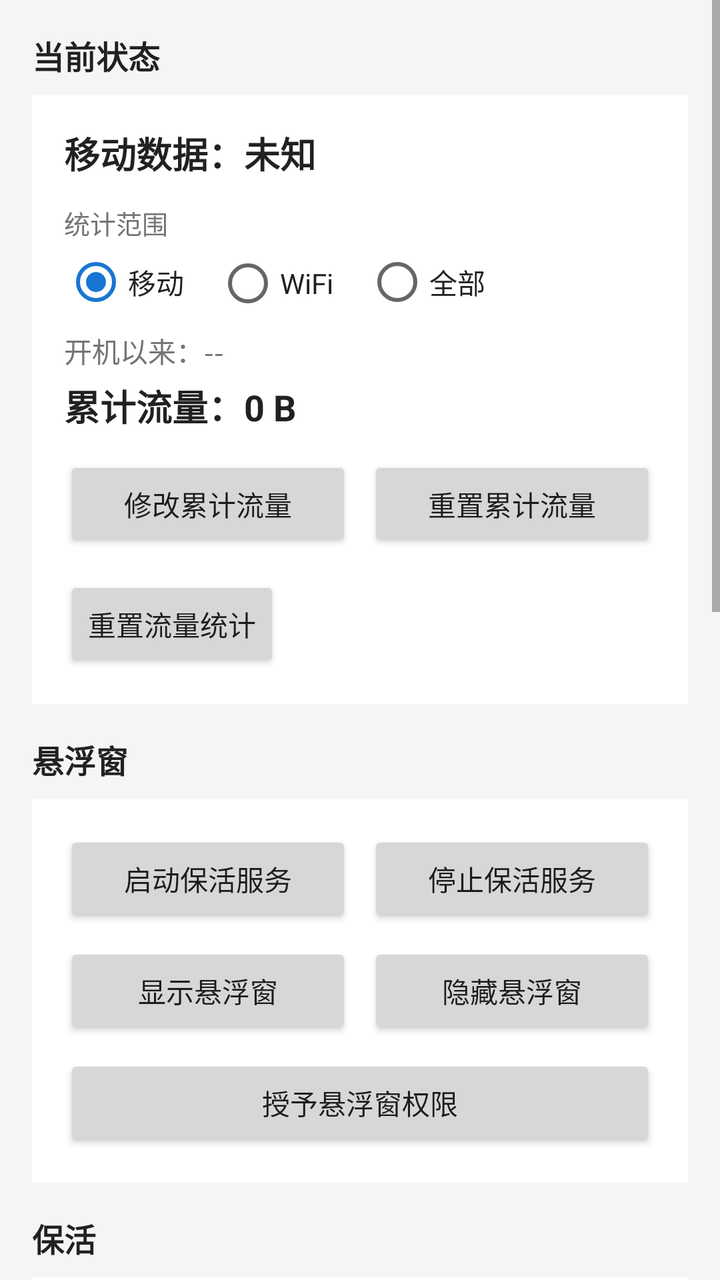
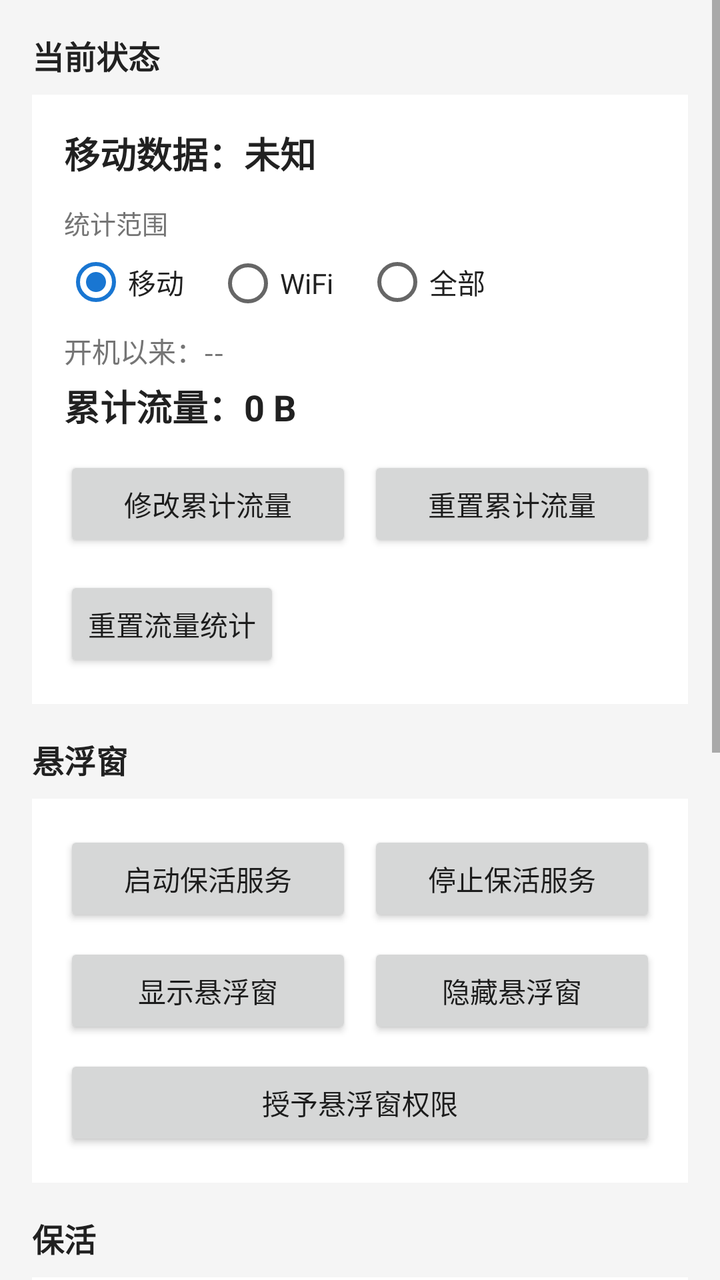

Screens rendered from an Android XML layout before and after an edit, with the pre-edit source and the edit as a unified diff.
<!-- AndroidManifest.xml: application theme Theme.MobileDataNotifier -->
<!-- res/layout/activity_main.xml -->
<?xml version="1.0" encoding="utf-8"?>
<ScrollView xmlns:android="http://schemas.android.com/apk/res/android"
    android:layout_width="match_parent"
    android:layout_height="match_parent"
    android:fillViewport="true"
    android:background="@color/bg_main">

    <LinearLayout
        android:layout_width="match_parent"
        android:layout_height="wrap_content"
        android:orientation="vertical"
        android:padding="16dp">

        
        <TextView
            android:layout_width="wrap_content"
            android:layout_height="wrap_content"
            android:text="@string/status_title"
            android:textStyle="bold"
            android:textSize="16sp"
            android:textColor="@color/text_primary"
            android:layout_marginBottom="8dp" />

        <LinearLayout
            android:layout_width="match_parent"
            android:layout_height="wrap_content"
            android:orientation="vertical"
            android:background="@color/card_bg"
            android:padding="16dp"
            android:layout_marginBottom="16dp">

            <TextView
                android:id="@+id/tv_data_state"
                android:layout_width="wrap_content"
                android:layout_height="wrap_content"
                android:text="@string/data_state_unknown"
                android:textSize="18sp"
                android:textStyle="bold"
                android:textColor="@color/text_primary" />

            <TextView
                android:layout_width="wrap_content"
                android:layout_height="wrap_content"
                android:layout_marginTop="12dp"
                android:text="@string/traffic_scope_title"
                android:textColor="@color/text_secondary"
                android:textSize="13sp" />

            <RadioGroup
                android:id="@+id/rg_traffic_scope"
                android:layout_width="match_parent"
                android:layout_height="wrap_content"
                android:layout_marginTop="4dp"
                android:orientation="horizontal">

                <RadioButton
                    android:id="@+id/rb_scope_mobile"
                    android:layout_width="wrap_content"
                    android:layout_height="wrap_content"
                    android:checked="true"
                    android:text="@string/traffic_scope_mobile"
                    android:textColor="@color/text_primary" />

                <RadioButton
                    android:id="@+id/rb_scope_wifi"
                    android:layout_width="wrap_content"
                    android:layout_height="wrap_content"
                    android:layout_marginStart="16dp"
                    android:text="@string/traffic_scope_wifi"
                    android:textColor="@color/text_primary" />

                <RadioButton
                    android:id="@+id/rb_scope_all"
                    android:layout_width="wrap_content"
                    android:layout_height="wrap_content"
                    android:layout_marginStart="16dp"
                    android:text="@string/traffic_scope_all"
                    android:textColor="@color/text_primary" />
            </RadioGroup>

            <TextView
                android:id="@+id/tv_usage_boot"
                android:layout_width="wrap_content"
                android:layout_height="wrap_content"
                android:text="@string/usage_since_boot"
                android:layout_marginTop="8dp"
                android:textColor="@color/text_secondary" />

            <TextView
                android:id="@+id/tv_usage_cumulative"
                android:layout_width="wrap_content"
                android:layout_height="wrap_content"
                android:text="@string/usage_cumulative"
                android:layout_marginTop="4dp"
                android:textSize="18sp"
                android:textStyle="bold"
                android:textColor="@color/text_primary" />

            <LinearLayout
                android:layout_width="match_parent"
                android:layout_height="wrap_content"
                android:orientation="horizontal"
                android:layout_marginTop="12dp">

                <Button
                    android:id="@+id/btn_edit_cumulative"
                    android:layout_width="0dp"
                    android:layout_weight="1"
                    android:layout_height="wrap_content"
                    android:text="@string/edit_cumulative"
                    android:textAllCaps="false" />

                <Button
                    android:id="@+id/btn_reset_cumulative"
                    android:layout_width="0dp"
                    android:layout_weight="1"
                    android:layout_height="wrap_content"
                    android:layout_marginStart="8dp"
                    android:text="@string/reset_cumulative"
                    android:textAllCaps="false" />
            </LinearLayout>

            <Button
                android:id="@+id/btn_reset_usage"
                android:layout_width="wrap_content"
                android:layout_height="wrap_content"
                android:text="@string/reset_usage"
                android:layout_marginTop="12dp"
                android:textAllCaps="false" />
        </LinearLayout>

        
        <TextView
            android:layout_width="wrap_content"
            android:layout_height="wrap_content"
            android:text="@string/overlay_title"
            android:textStyle="bold"
            android:textSize="16sp"
            android:textColor="@color/text_primary"
            android:layout_marginBottom="8dp" />

        <LinearLayout
            android:layout_width="match_parent"
            android:layout_height="wrap_content"
            android:orientation="vertical"
            android:background="@color/card_bg"
            android:padding="16dp"
            android:layout_marginBottom="16dp">

            <LinearLayout
                android:layout_width="match_parent"
                android:layout_height="wrap_content"
                android:orientation="horizontal">

                <Button
                    android:id="@+id/btn_start_service"
                    android:layout_width="0dp"
                    android:layout_weight="1"
                    android:layout_height="wrap_content"
                    android:text="@string/start_service"
                    android:textAllCaps="false" />

                <Button
                    android:id="@+id/btn_stop_service"
                    android:layout_width="0dp"
                    android:layout_weight="1"
                    android:layout_marginStart="8dp"
                    android:layout_height="wrap_content"
                    android:text="@string/stop_service"
                    android:textAllCaps="false" />
            </LinearLayout>

            <LinearLayout
                android:layout_width="match_parent"
                android:layout_height="wrap_content"
                android:orientation="horizontal"
                android:layout_marginTop="8dp">

                <Button
                    android:id="@+id/btn_show_overlay"
                    android:layout_width="0dp"
                    android:layout_weight="1"
                    android:layout_height="wrap_content"
                    android:text="@string/show_overlay"
                    android:textAllCaps="false" />

                <Button
                    android:id="@+id/btn_hide_overlay"
                    android:layout_width="0dp"
                    android:layout_weight="1"
                    android:layout_marginStart="8dp"
                    android:layout_height="wrap_content"
                    android:text="@string/hide_overlay"
                    android:textAllCaps="false" />
            </LinearLayout>

            <Button
                android:id="@+id/btn_grant_overlay"
                android:layout_width="match_parent"
                android:layout_height="wrap_content"
                android:text="@string/grant_overlay"
                android:layout_marginTop="8dp"
                android:textAllCaps="false" />
        </LinearLayout>

        
        <TextView
            android:layout_width="wrap_content"
            android:layout_height="wrap_content"
            android:text="@string/keepalive_title"
            android:textStyle="bold"
            android:textSize="16sp"
            android:textColor="@color/text_primary"
            android:layout_marginBottom="8dp" />

        <LinearLayout
            android:layout_width="match_parent"
            android:layout_height="wrap_content"
            android:orientation="vertical"
            android:background="@color/card_bg"
            android:padding="16dp"
            android:layout_marginBottom="16dp">

            <Button
                android:id="@+id/btn_battery_whitelist"
                android:layout_width="match_parent"
                android:layout_height="wrap_content"
                android:text="@string/battery_whitelist"
                android:textAllCaps="false" />

            <TextView
                android:id="@+id/tv_keepalive_hint"
                android:layout_width="match_parent"
                android:layout_height="wrap_content"
                android:layout_marginTop="8dp"
                android:text="@string/keepalive_hint"
                android:textColor="@color/text_secondary"
                android:textSize="13sp" />

            <Button
                android:id="@+id/btn_autostart"
                android:layout_width="match_parent"
                android:layout_height="wrap_content"
                android:layout_marginTop="8dp"
                android:text="@string/open_autostart"
                android:textAllCaps="false" />

            <Button
                android:id="@+id/btn_background"
                android:layout_width="match_parent"
                android:layout_height="wrap_content"
                android:layout_marginTop="8dp"
                android:text="@string/open_background"
                android:textAllCaps="false" />

            <Button
                android:id="@+id/btn_bg_popup"
                android:layout_width="match_parent"
                android:layout_height="wrap_content"
                android:layout_marginTop="8dp"
                android:text="@string/open_bg_popup"
                android:textAllCaps="false" />

            <TextView
                android:id="@+id/tv_battery_status"
                android:layout_width="wrap_content"
                android:layout_height="wrap_content"
                android:layout_marginTop="8dp"
                android:textColor="@color/text_secondary" />

            <TextView
                android:id="@+id/tv_usage_access"
                android:layout_width="wrap_content"
                android:layout_height="wrap_content"
                android:layout_marginTop="4dp"
                android:textColor="@color/text_secondary"
                android:textSize="13sp" />

            <TextView
                android:layout_width="match_parent"
                android:layout_height="wrap_content"
                android:layout_marginTop="4dp"
                android:text="@string/usage_access_hint"
                android:textColor="@color/text_secondary"
                android:textSize="12sp" />
        </LinearLayout>

        
        <TextView
            android:layout_width="wrap_content"
            android:layout_height="wrap_content"
            android:text="@string/schedule_title"
            android:textStyle="bold"
            android:textSize="16sp"
            android:textColor="@color/text_primary"
            android:layout_marginBottom="8dp" />

        <LinearLayout
            android:layout_width="match_parent"
            android:layout_height="wrap_content"
            android:orientation="vertical"
            android:background="@color/card_bg"
            android:padding="16dp"
            android:layout_marginBottom="16dp">

            <TextView
                android:layout_width="match_parent"
                android:layout_height="wrap_content"
                android:text="@string/schedule_note"
                android:textColor="@color/text_secondary"
                android:textSize="13sp"
                android:layout_marginBottom="12dp" />

            <TextView
                android:id="@+id/tv_no_periods"
                android:layout_width="wrap_content"
                android:layout_height="wrap_content"
                android:text="@string/no_periods"
                android:textColor="@color/text_secondary"
                android:layout_marginBottom="8dp" />

            <LinearLayout
                android:id="@+id/periods_container"
                android:layout_width="match_parent"
                android:layout_height="wrap_content"
                android:orientation="vertical" />

            <Button
                android:id="@+id/btn_add_period"
                android:layout_width="match_parent"
                android:layout_height="wrap_content"
                android:text="@string/add_period"
                android:layout_marginTop="8dp"
                android:textAllCaps="false" />
        </LinearLayout>

    </LinearLayout>
</ScrollView>
<!-- resources referenced by this layout -->
<resources>
  <color name="bg_main">#FFF5F5F5</color>
  <color name="card_bg">#FFFFFFFF</color>
  <color name="text_primary">#FF212121</color>
  <color name="text_secondary">#FF757575</color>
  <string name="add_period">+ 添加时段</string>
  <string name="battery_whitelist">加入电池优化白名单</string>
  <string name="data_state_unknown">移动数据：未知</string>
  <string name="edit_cumulative">修改累计流量</string>
  <string name="grant_overlay">授予悬浮窗权限</string>
  <string name="hide_overlay">隐藏悬浮窗</string>
  <string name="keepalive_hint">ColorOS「清除全部」会强杀未锁定的应用。请先在最近任务里下拉锁定本应用，并打开自启动、后台运行、后台弹出界面。</string>
  <string name="keepalive_title">保活</string>
  <string name="no_periods">尚未添加任何时段</string>
  <string name="open_autostart">打开自启动设置</string>
  <string name="open_background">打开后台运行设置</string>
  <string name="open_bg_popup">打开后台弹出界面</string>
  <string name="overlay_title">悬浮窗</string>
  <string name="reset_cumulative">重置累计流量</string>
  <string name="reset_usage">重置流量统计</string>
  <string name="schedule_note">说明：本机未 Root，系统不允许 App 直接开关移动数据。\n到点时将弹出带声音与震动的提醒通知，您可在通知里点\"关闭数据\"跳转设置页手动关闭。</string>
  <string name="schedule_title">定时关闭</string>
  <string name="show_overlay">显示悬浮窗</string>
  <string name="start_service">启动保活服务</string>
  <string name="status_title">当前状态</string>
  <string name="stop_service">停止保活服务</string>
  <string name="traffic_scope_all">全部</string>
  <string name="traffic_scope_mobile">移动</string>
  <string name="traffic_scope_title">统计范围</string>
  <string name="traffic_scope_wifi">WiFi</string>
  <string name="usage_access_hint">需要此权限才能读取移动网络流量。ColorOS：设置 → 隐私 → 权限隐私 / 其他权限 → 使用情况访问；列表里搜「移动数据通知器」。</string>
  <string name="usage_cumulative">累计流量：0 B</string>
  <string name="usage_since_boot">开机以来：--</string>
  <style name="Theme.MobileDataNotifier" parent="@android:style/Theme.Material.Light.DarkActionBar">
          <item name="android:colorPrimary">@color/accent</item>
          <item name="android:colorPrimaryDark">@color/accent_dark</item>
          <item name="android:colorAccent">@color/accent</item>
          <item name="android:windowBackground">@color/bg_main</item>
      </style>
  <color name="accent">#FF1976D2</color>
  <color name="accent_dark">#FF0D47A1</color>
</resources>

<!-- the commit's change to res/layout/activity_main.xml (unified diff, before → after) -->
@@ -286,53 +286,6 @@
         </LinearLayout>
 
         
-        <TextView
-            android:layout_width="wrap_content"
-            android:layout_height="wrap_content"
-            android:text="@string/schedule_title"
-            android:textStyle="bold"
-            android:textSize="16sp"
-            android:textColor="@color/text_primary"
-            android:layout_marginBottom="8dp" />
-
-        <LinearLayout
-            android:layout_width="match_parent"
-            android:layout_height="wrap_content"
-            android:orientation="vertical"
-            android:background="@color/card_bg"
-            android:padding="16dp"
-            android:layout_marginBottom="16dp">
-
-            <TextView
-                android:layout_width="match_parent"
-                android:layout_height="wrap_content"
-                android:text="@string/schedule_note"
-                android:textColor="@color/text_secondary"
-                android:textSize="13sp"
-                android:layout_marginBottom="12dp" />
-
-            <TextView
-                android:id="@+id/tv_no_periods"
-                android:layout_width="wrap_content"
-                android:layout_height="wrap_content"
-                android:text="@string/no_periods"
-                android:textColor="@color/text_secondary"
-                android:layout_marginBottom="8dp" />
-
-            <LinearLayout
-                android:id="@+id/periods_container"
-                android:layout_width="match_parent"
-                android:layout_height="wrap_content"
-                android:orientation="vertical" />
-
-            <Button
-                android:id="@+id/btn_add_period"
-                android:layout_width="match_parent"
-                android:layout_height="wrap_content"
-                android:text="@string/add_period"
-                android:layout_marginTop="8dp"
-                android:textAllCaps="false" />
-        </LinearLayout>
 
     </LinearLayout>
 </ScrollView>
<!-- resource entries referenced after the edit -->
@@ -4,7 +4,6 @@
   <color name="card_bg">#FFFFFFFF</color>
   <color name="text_primary">#FF212121</color>
   <color name="text_secondary">#FF757575</color>
-  <string name="add_period">+ 添加时段</string>
   <string name="battery_whitelist">加入电池优化白名单</string>
   <string name="data_state_unknown">移动数据：未知</string>
   <string name="edit_cumulative">修改累计流量</string>
@@ -12,15 +11,12 @@
   <string name="hide_overlay">隐藏悬浮窗</string>
   <string name="keepalive_hint">ColorOS「清除全部」会强杀未锁定的应用。请先在最近任务里下拉锁定本应用，并打开自启动、后台运行、后台弹出界面。</string>
   <string name="keepalive_title">保活</string>
-  <string name="no_periods">尚未添加任何时段</string>
   <string name="open_autostart">打开自启动设置</string>
   <string name="open_background">打开后台运行设置</string>
   <string name="open_bg_popup">打开后台弹出界面</string>
   <string name="overlay_title">悬浮窗</string>
   <string name="reset_cumulative">重置累计流量</string>
   <string name="reset_usage">重置流量统计</string>
-  <string name="schedule_note">说明：本机未 Root，系统不允许 App 直接开关移动数据。\n到点时将弹出带声音与震动的提醒通知，您可在通知里点\"关闭数据\"跳转设置页手动关闭。</string>
-  <string name="schedule_title">定时关闭</string>
   <string name="show_overlay">显示悬浮窗</string>
   <string name="start_service">启动保活服务</string>
   <string name="status_title">当前状态</string>
